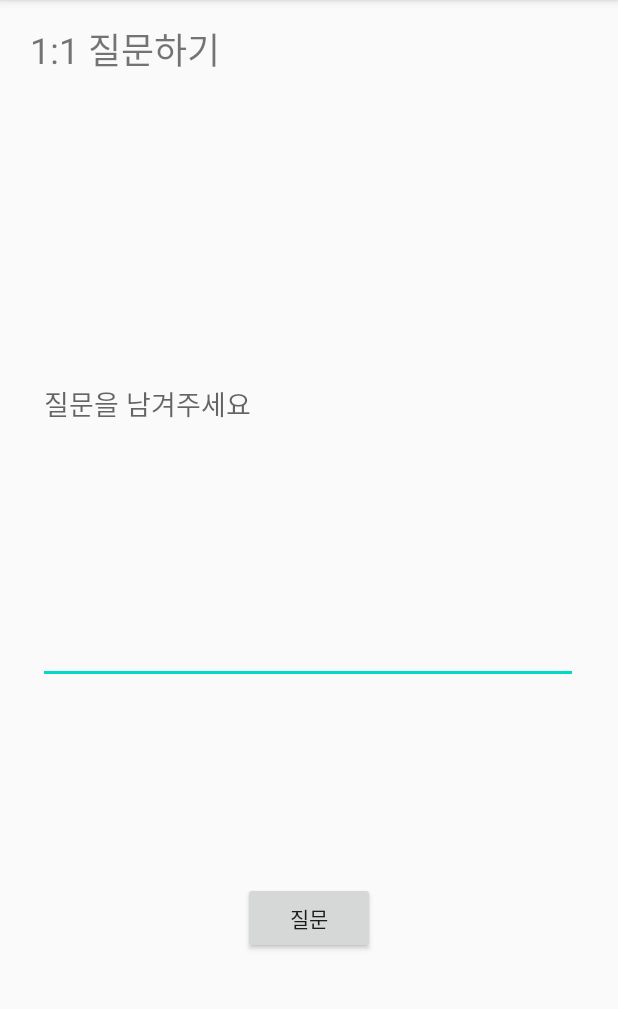
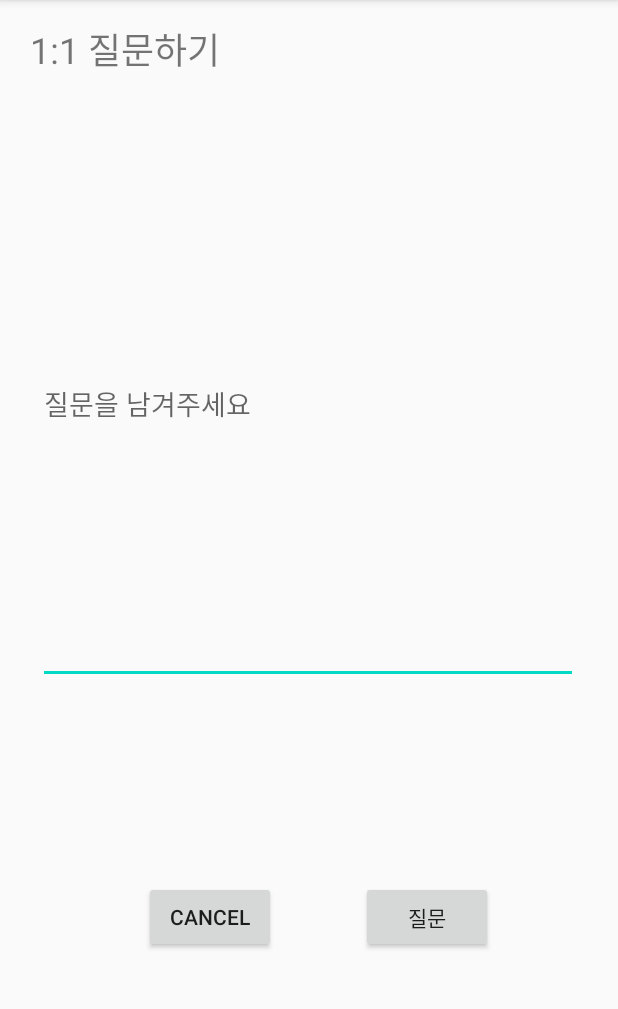
Before and after one commit to 2019-SMHRD-Deep3/WellDeep_Mobile, an Android app: the QuestionActivity screen opened directly, with no data from a screen before it, on a phone screen of 412 x 824 dp, the part 84-1093 px from its top. Run offline under Robolectric (Android 15) with nearby library versions, the phone set to English and light mode, and no system bars.

Commit message:
배민이 - QuestionActivity

```diff
--- a/app/src/main/java/com/example/project3/QuestionActivity.java
+++ b/app/src/main/java/com/example/project3/QuestionActivity.java
@@ -2,13 +2,27 @@ package com.example.project3;
 
 import androidx.appcompat.app.AppCompatActivity;
 
+import android.content.Intent;
 import android.os.Bundle;
+import android.view.View;
+import android.widget.Button;
 
 public class QuestionActivity extends AppCompatActivity {
+    Button btn_cancel;
 
     @Override
     protected void onCreate(Bundle savedInstanceState) {
         super.onCreate(savedInstanceState);
         setContentView(R.layout.activity_question);
+
+        btn_cancel = findViewById(R.id.btn_cancel);
+
+        btn_cancel.setOnClickListener(new View.OnClickListener() {
+            @Override
+            public void onClick(View v) {
+                Intent intent = new Intent(QuestionActivity.this,MainActivity.class);
+                startActivity(intent);
+            }
+        });
     }
 }
--- a/app/src/main/res/layout/activity_login.xml
+++ b/app/src/main/res/layout/activity_login.xml
@@ -12,6 +12,7 @@
         android:layout_width="277dp"
         android:layout_height="44dp"
         android:layout_marginTop="148dp"
+        android:background="@drawable/et_default_drawable"
         android:ems="10"
         android:hint="id를입력하세요"
         android:inputType="textEmailAddress"
@@ -23,6 +24,7 @@
         android:id="@+id/user_pw"
         android:layout_width="286dp"
         android:layout_height="46dp"
+        android:background="@drawable/et_default_drawable"
         android:ems="10"
         android:hint="pw를 입력하세요"
         android:inputType="textPassword"
--- a/app/src/main/res/layout/activity_question.xml
+++ b/app/src/main/res/layout/activity_question.xml
@@ -41,6 +41,19 @@
         android:text="질문"
         app:layout_constraintBottom_toBottomOf="parent"
         app:layout_constraintEnd_toEndOf="parent"
+        app:layout_constraintHorizontal_bias="0.407"
+        app:layout_constraintStart_toEndOf="@+id/btn_cancel"
+        app:layout_constraintTop_toBottomOf="@+id/et_question"
+        app:layout_constraintVertical_bias="0.497" />
+
+    <Button
+        android:id="@+id/btn_cancel"
+        android:layout_width="wrap_content"
+        android:layout_height="wrap_content"
+        android:layout_marginStart="96dp"
+        android:text="@android:string/cancel"
+        app:layout_constraintBottom_toBottomOf="@+id/btn_submit"
         app:layout_constraintStart_toStartOf="parent"
-        app:layout_constraintTop_toBottomOf="@+id/et_question" />
+        app:layout_constraintTop_toTopOf="@+id/btn_submit"
+        app:layout_constraintVertical_bias="1.0" />
 </androidx.constraintlayout.widget.ConstraintLayout>
```
Also changed, not shown: app/src/main/res/drawable/button_draw.xml (added, +8 -0 lines), app/src/main/res/layout/activity_main.xml (+35 -23 lines).
